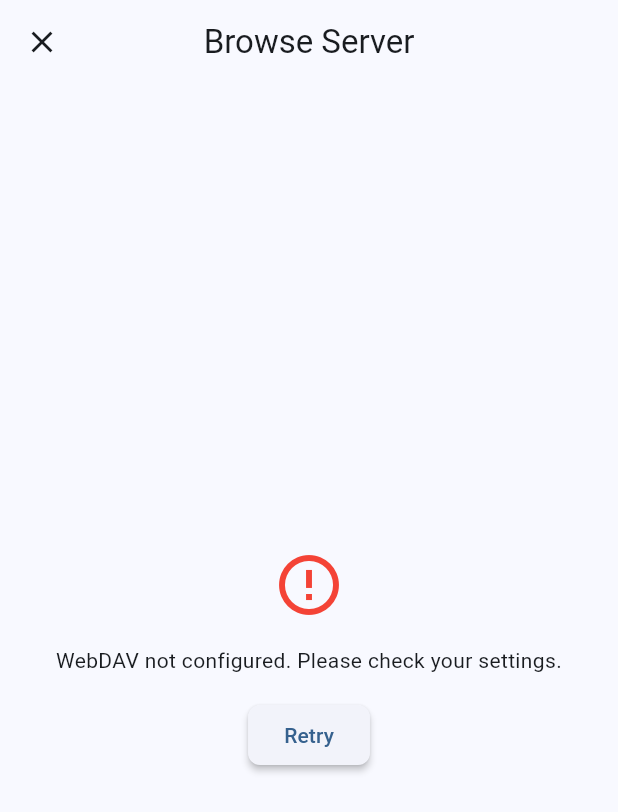
After one commit to KrvyFT/ksync, a Flutter app: the SettingsPage screen opened by its route, scrolled down 749 dp, after a tap on "浏览服务器文件", on a phone screen of 412 x 824 dp. The commit adds this screen. Shown: the top 812 px of the screen. Run offline on Flutter 3.47's test engine with Material 3 defaults, Android fonts, the phone set to English and light mode, and no system bars; drawn by our look-alikes of dynamic_color; our stand-ins replace equatable, file_picker, flutter_bloc, flutter_local_notifications, flutter_secure_storage, get_it and 4 more; missing offline and left inert: webdav_client, workmanager; accounts and stored records are empty.

Commit message:
新增文件浏览器功能并优化 WebDAV 服务初始化

```diff
--- a/lib/core/di/injection.dart
+++ b/lib/core/di/injection.dart
@@ -66,7 +66,7 @@ Future<void> configureDependencies() async {
   }
 
   if (!getIt.isRegistered<WebdavRepository>()) {
-    getIt.registerSingleton<WebdavRepository>(WebdavRepositoryImpl());
+    getIt.registerLazySingleton<WebdavRepository>(() => WebdavRepositoryImpl());
   }
 
   // 用例
--- /dev/null
+++ b/lib/presentation/blocs/file_explorer_bloc.dart
@@ -0,0 +1,89 @@
+import 'package:flutter_bloc/flutter_bloc.dart';
+import 'package:equatable/equatable.dart';
+import '../../core/di/injection.dart';
+import '../../domain/repositories/webdav_repository.dart';
+import '../../domain/repositories/sync_settings_repository.dart';
+
+// Events
+abstract class FileExplorerEvent extends Equatable {
+  const FileExplorerEvent();
+  @override
+  List<Object> get props => [];
+}
+
+class NavigateToPath extends FileExplorerEvent {
+  final String path;
+  const NavigateToPath(this.path);
+  @override
+  List<Object> get props => [path];
+}
+
+// States
+abstract class FileExplorerState extends Equatable {
+  const FileExplorerState();
+  @override
+  List<Object> get props => [];
+}
+
+class FileExplorerInitial extends FileExplorerState {}
+
+class FileExplorerLoading extends FileExplorerState {}
+
+class FileExplorerLoaded extends FileExplorerState {
+  final String currentPath;
+  final List<WebdavFileInfo> files;
+  const FileExplorerLoaded(this.currentPath, this.files);
+  @override
+  List<Object> get props => [currentPath, files];
+}
+
+class FileExplorerError extends FileExplorerState {
+  final String message;
+  const FileExplorerError(this.message);
+  @override
+  List<Object> get props => [message];
+}
+
+// Bloc
+class FileExplorerBloc extends Bloc<FileExplorerEvent, FileExplorerState> {
+  WebdavRepository? _webdavRepository;
+
+  FileExplorerBloc() : super(FileExplorerInitial()) {
+    on<NavigateToPath>(_onNavigateToPath);
+  }
+
+  Future<void> _onNavigateToPath(
+      NavigateToPath event, Emitter<FileExplorerState> emit) async {
+    emit(FileExplorerLoading());
+    try {
+      // Ensure repository is initialized
+      if (_webdavRepository == null) {
+        final settingsRepo = await getIt.getAsync<SyncSettingsRepository>();
+        final settings = await settingsRepo.getSyncSettings();
+        final password = await settingsRepo.getPassword();
+        if (!settings.isWebdavConfigured || password == null) {
+          emit(const FileExplorerError(
+              'WebDAV not configured. Please check your settings.'));
+          return;
+        }
+        // Now we can safely get the lazy singleton instance
+        _webdavRepository = getIt<WebdavRepository>();
+        await _webdavRepository!
+            .connect(settings.webdavUrl!, settings.username!, password);
+      }
+
+      final files = await _webdavRepository!.listDirectory(event.path);
+      // Sort files: folders first, then alphabetically
+      files.sort((a, b) {
+        if (a.isDirectory && !b.isDirectory) return -1;
+        if (!a.isDirectory && b.isDirectory) return 1;
+        return a.name.toLowerCase().compareTo(b.name.toLowerCase());
+      });
+      emit(FileExplorerLoaded(event.path, files));
+    } catch (e) {
+      // Invalidate repository on error to force reconnection next time
+      _webdavRepository = null;
+      emit(FileExplorerError('Failed to load files: ${e.toString()}'));
+    }
+  }
+}
--- /dev/null
+++ b/lib/presentation/pages/file_explorer_page.dart
@@ -0,0 +1,115 @@
+import 'package:flutter/material.dart';
+import 'package:flutter_bloc/flutter_bloc.dart';
+import 'package:path/path.dart' as p;
+
+import '../blocs/file_explorer_bloc.dart';
+
+class FileExplorerPage extends StatelessWidget {
+  const FileExplorerPage({super.key});
+
+  @override
+  Widget build(BuildContext context) {
+    return BlocProvider(
+      create: (context) => FileExplorerBloc()..add(const NavigateToPath('/')),
+      child: Scaffold(
+        appBar: AppBar(
+          title: BlocBuilder<FileExplorerBloc, FileExplorerState>(
+            builder: (context, state) {
+              if (state is FileExplorerLoaded) {
+                return Text(state.currentPath == '/'
+                    ? 'Server Root'
+                    : p.basename(state.currentPath));
+              }
+              return const Text('Browse Server');
+            },
+          ),
+          leading: BlocBuilder<FileExplorerBloc, FileExplorerState>(
+            builder: (context, state) {
+              if (state is FileExplorerLoaded && state.currentPath != '/') {
+                return IconButton(
+                  icon: const Icon(Icons.arrow_back),
+                  onPressed: () {
+                    final parentPath = p.dirname(state.currentPath);
+                    context
+                        .read<FileExplorerBloc>()
+                        .add(NavigateToPath(parentPath));
+                  },
+                );
+              }
+              return const CloseButton();
+            },
+          ),
+        ),
+        body: BlocBuilder<FileExplorerBloc, FileExplorerState>(
+          builder: (context, state) {
+            if (state is FileExplorerLoading) {
+              return const Center(child: CircularProgressIndicator());
+            } else if (state is FileExplorerError) {
+              return Center(
+                child: Padding(
+                  padding: const EdgeInsets.all(16.0),
+                  child: Column(
+                    mainAxisSize: MainAxisSize.min,
+                    children: [
+                      const Icon(Icons.error_outline,
+                          color: Colors.red, size: 48),
+                      const SizedBox(height: 16),
+                      Text(
+                        state.message,
+                        textAlign: TextAlign.center,
+                      ),
+                      const SizedBox(height: 16),
+                      ElevatedButton(
+                        onPressed: () {
+                          context
+                              .read<FileExplorerBloc>()
+                              .add(const NavigateToPath('/'));
+                        },
+                        child: const Text('Retry'),
+                      )
+                    ],
+                  ),
+                ),
+              );
+            } else if (state is FileExplorerLoaded) {
+              if (state.files.isEmpty) {
+                return const Center(child: Text('This folder is empty.'));
+              }
+              return ListView.builder(
+                itemCount: state.files.length,
+                itemBuilder: (context, index) {
+                  final file = state.files[index];
+                  return ListTile(
+                    leading: Icon(
+                        file.isDirectory ? Icons.folder : Icons.insert_drive_file),
+                    title: Text(file.name),
+                    subtitle: Text(
+                        file.isDirectory ? 'Folder' : '${_formatSize(file.size)}'),
+                    onTap: () {
+                      if (file.isDirectory) {
+                        context
+                            .read<FileExplorerBloc>()
+                            .add(NavigateToPath(file.path));
+                      }
+                    },
+                  );
+                },
+              );
+            }
+            return const Center(
+                child: Text('Initializing file explorer...'));
+          },
+        ),
+      ),
+    );
+  }
+
+  String _formatSize(int bytes) {
+    if (bytes < 1024) return '$bytes B';
+    if (bytes < 1024 * 1024) return '${(bytes / 1024).toStringAsFixed(2)} KB';
+    if (bytes < 1024 * 1024 * 1024) {
+      return '${(bytes / (1024 * 1024)).toStringAsFixed(2)} MB';
+    }
+    return '${(bytes / (1024 * 1024 * 1024)).toStringAsFixed(2)} GB';
+  }
+}
--- a/lib/presentation/pages/settings_page.dart
+++ b/lib/presentation/pages/settings_page.dart
@@ -8,6 +8,7 @@ import '../../core/di/injection.dart';
 import '../../domain/repositories/sync_settings_repository.dart';
 import '../../core/utils/permissions.dart';
 import 'log_viewer_page.dart';
+import 'file_explorer_page.dart';
 
 class SettingsPage extends StatefulWidget {
   const SettingsPage({super.key});
@@ -385,6 +386,18 @@ class _SettingsPageState extends State<SettingsPage> {
             );
           },
         ),
+        ListTile(
+          title: const Text('浏览服务器文件'),
+          subtitle: const Text('直接查看云端文件'),
+          leading: const Icon(Icons.cloud_outlined),
+          onTap: () {
+            Navigator.push(
+              context,
+              MaterialPageRoute(
+                  builder: (context) => const FileExplorerPage()),
+            );
+          },
+        ),
       ],
     );
   }
```
